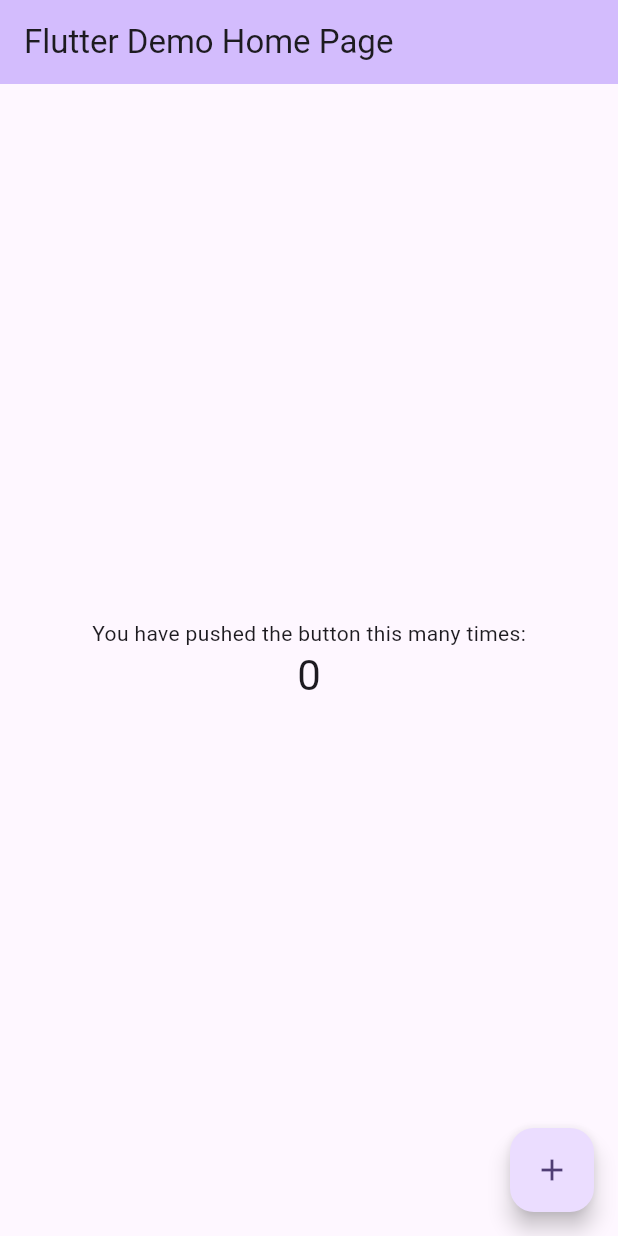
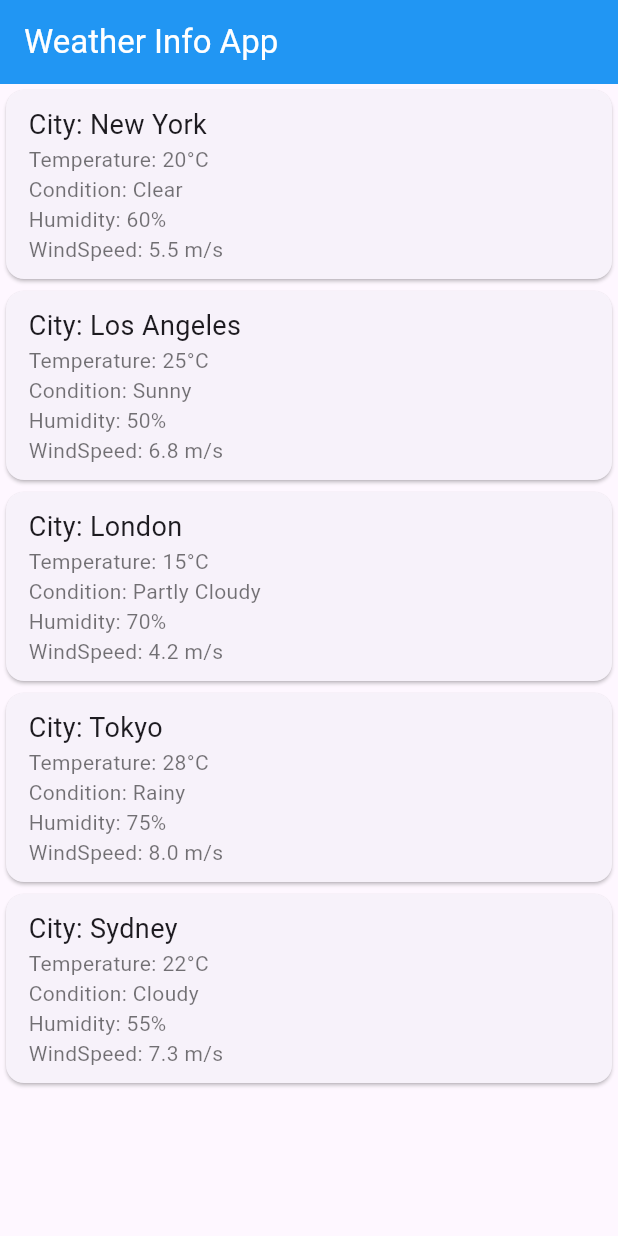
Before and after one commit to kamruzzaman-aman/Live_Test_11, a Flutter app: the screen it shows after launch, on a phone screen of 412 x 824 dp. Run offline on Flutter 3.47's test engine with Material 3 defaults, Android fonts, the phone set to English and light mode, and no system bars.

Commit message:
weather info app
weather info app

```diff
--- a/lib/main.dart
+++ b/lib/main.dart
@@ -1,4 +1,5 @@
 import 'package:flutter/material.dart';
+import 'package:live_test/weather_info_screen.dart';
 
 void main() {
   runApp(const MyApp());
@@ -13,113 +14,13 @@ class MyApp extends StatelessWidget {
     return MaterialApp(
       title: 'Flutter Demo',
       theme: ThemeData(
-        // This is the theme of your application.
-        //
-        // TRY THIS: Try running your application with "flutter run". You'll see
-        // the application has a purple toolbar. Then, without quitting the app,
-        // try changing the seedColor in the colorScheme below to Colors.green
-        // and then invoke "hot reload" (save your changes or press the "hot
-        // reload" button in a Flutter-supported IDE, or press "r" if you used
-        // the command line to start the app).
-        //
-        // Notice that the counter didn't reset back to zero; the application
-        // state is not lost during the reload. To reset the state, use hot
-        // restart instead.
-        //
-        // This works for code too, not just values: Most code changes can be
-        // tested with just a hot reload.
-        colorScheme: ColorScheme.fromSeed(seedColor: Colors.deepPurple),
+        appBarTheme: const AppBarTheme(
+          foregroundColor: Colors.white,
+          color: Colors.blue,
+        ),
         useMaterial3: true,
       ),
-      home: const MyHomePage(title: 'Flutter Demo Home Page'),
+      home: const WeatherInfoScreen(),
     );
   }
 }
-
-class MyHomePage extends StatefulWidget {
-  const MyHomePage({super.key, required this.title});
-
-  // This widget is the home page of your application. It is stateful, meaning
-  // that it has a State object (defined below) that contains fields that affect
-  // how it looks.
-
-  // This class is the configuration for the state. It holds the values (in this
-  // case the title) provided by the parent (in this case the App widget) and
-  // used by the build method of the State. Fields in a Widget subclass are
-  // always marked "final".
-
-  final String title;
-
-  @override
-  State<MyHomePage> createState() => _MyHomePageState();
-}
-
-class _MyHomePageState extends State<MyHomePage> {
-  int _counter = 0;
-
-  void _incrementCounter() {
-    setState(() {
-      // This call to setState tells the Flutter framework that something has
-      // changed in this State, which causes it to rerun the build method below
-      // so that the display can reflect the updated values. If we changed
-      // _counter without calling setState(), then the build method would not be
-      // called again, and so nothing would appear to happen.
-      _counter++;
-    });
-  }
-
-  @override
-  Widget build(BuildContext context) {
-    // This method is rerun every time setState is called, for instance as done
-    // by the _incrementCounter method above.
-    //
-    // The Flutter framework has been optimized to make rerunning build methods
-    // fast, so that you can just rebuild anything that needs updating rather
-    // than having to individually change instances of widgets.
-    return Scaffold(
-      appBar: AppBar(
-        // TRY THIS: Try changing the color here to a specific color (to
-        // Colors.amber, perhaps?) and trigger a hot reload to see the AppBar
-        // change color while the other colors stay the same.
-        backgroundColor: Theme.of(context).colorScheme.inversePrimary,
-        // Here we take the value from the MyHomePage object that was created by
-        // the App.build method, and use it to set our appbar title.
-        title: Text(widget.title),
-      ),
-      body: Center(
-        // Center is a layout widget. It takes a single child and positions it
-        // in the middle of the parent.
-        child: Column(
-          // Column is also a layout widget. It takes a list of children and
-          // arranges them vertically. By default, it sizes itself to fit its
-          // children horizontally, and tries to be as tall as its parent.
-          //
-          // Column has various properties to control how it sizes itself and
-          // how it positions its children. Here we use mainAxisAlignment to
-          // center the children vertically; the main axis here is the vertical
-          // axis because Columns are vertical (the cross axis would be
-          // horizontal).
-          //
-          // TRY THIS: Invoke "debug painting" (choose the "Toggle Debug Paint"
-          // action in the IDE, or press "p" in the console), to see the
-          // wireframe for each widget.
-          mainAxisAlignment: MainAxisAlignment.center,
-          children: <Widget>[
-            const Text(
-              'You have pushed the button this many times:',
-            ),
-            Text(
-              '$_counter',
-              style: Theme.of(context).textTheme.headlineMedium,
-            ),
-          ],
-        ),
-      ),
-      floatingActionButton: FloatingActionButton(
-        onPressed: _incrementCounter,
-        tooltip: 'Increment',
-        child: const Icon(Icons.add),
-      ), // This trailing comma makes auto-formatting nicer for build methods.
-    );
-  }
-}
--- /dev/null
+++ b/lib/weather_info_screen.dart
@@ -0,0 +1,76 @@
+import 'package:flutter/material.dart';
+
+class WeatherInfoScreen extends StatefulWidget {
+  const WeatherInfoScreen({super.key});
+
+  @override
+  State<WeatherInfoScreen> createState() => _WeatherInfoScreenState();
+}
+
+class _WeatherInfoScreenState extends State<WeatherInfoScreen> {
+  List<Map<String, dynamic>> weatherInfo = [
+    {
+      "city": "New York",
+      "temperature": 20,
+      "condition": "Clear",
+      "humidity": 60,
+      "windSpeed": 5.5
+    },
+    {
+      "city": "Los Angeles",
+      "temperature": 25,
+      "condition": "Sunny",
+      "humidity": 50,
+      "windSpeed": 6.8
+    },
+    {
+      "city": "London",
+      "temperature": 15,
+      "condition": "Partly Cloudy",
+      "humidity": 70,
+      "windSpeed": 4.2
+    },
+    {
+      "city": "Tokyo",
+      "temperature": 28,
+      "condition": "Rainy",
+      "humidity": 75,
+      "windSpeed": 8.0
+    },
+    {
+      "city": "Sydney",
+      "temperature": 22,
+      "condition": "Cloudy",
+      "humidity": 55,
+      "windSpeed": 7.3
+    }
+  ];
+
+  @override
+  Widget build(BuildContext context) {
+    return Scaffold(
+        appBar: AppBar(
+          title: const Text("Weather Info App"),
+        ),
+        body: ListView.builder(
+          itemCount: weatherInfo.length,
+          itemBuilder: (_, index) {
+          return Card(
+            child: Padding(
+              padding: const EdgeInsets.fromLTRB(15, 10, 15, 10),
+              child: Column(
+                crossAxisAlignment: CrossAxisAlignment.start,
+                children: [
+                  Text("City: ${weatherInfo[index]["city"]}", style: const TextStyle(fontSize: 18),),
+                  Text("Temperature: ${weatherInfo[index]["temperature"]}\u00B0C", style: const TextStyle(color: Colors.black54),),
+                  Text("Condition: ${weatherInfo[index]["condition"]}", style: const TextStyle(color: Colors.black54),),
+                  Text("Humidity: ${weatherInfo[index]["humidity"]}%", style: const TextStyle(color: Colors.black54),),
+                  Text("WindSpeed: ${weatherInfo[index]["windSpeed"]} m/s", style: const TextStyle(color: Colors.black54),),
+
+                ],
+              ),
+            )
+          );
+        }));
+  }
+}
```
